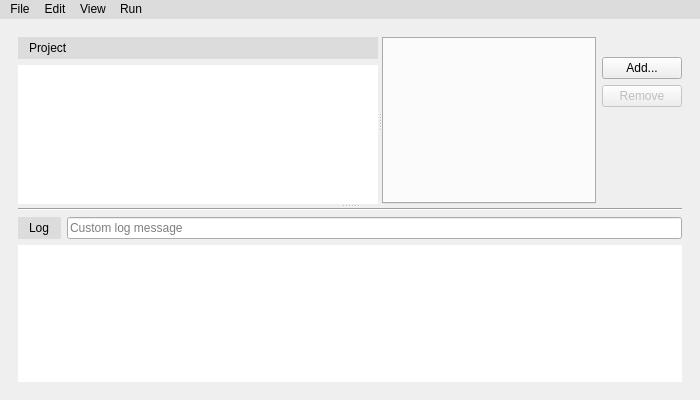
OSUDSL/pydre, file gui/ui_files/mainwindow.ui: the form before one commit.
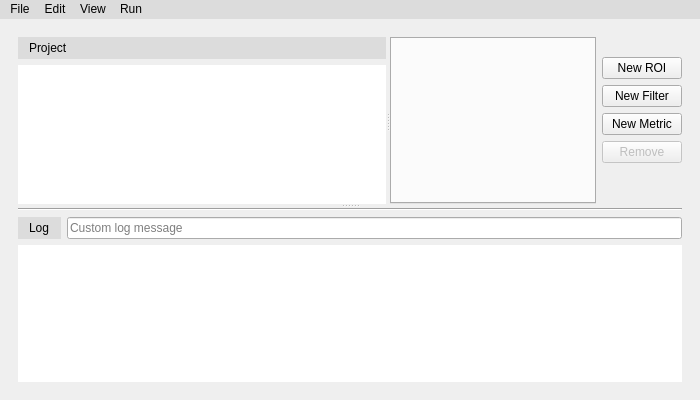
The form after the commit. Icons and pictures are not drawn.

Commit message: Removed CSS border feature and put it in the UI file

Diff of the .ui file:
```diff
--- a/gui/ui_files/mainwindow.ui
+++ b/gui/ui_files/mainwindow.ui
@@ -245,7 +245,7 @@
                 <enum>Qt::TabFocus</enum>
                </property>
                <property name="styleSheet">
-                <string notr="true"/>
+                <string notr="true">border: none;</string>
                </property>
                <property name="tabShape">
                 <enum>QTabWidget::Rounded</enum>
@@ -279,7 +279,21 @@
                   <string notr="true"/>
                  </property>
                  <property name="text">
-                  <string>Add...</string>
+                  <string>New ROI</string>
+                 </property>
+                </widget>
+               </item>
+               <item>
+                <widget class="QPushButton" name="new_filter_btn">
+                 <property name="text">
+                  <string>New Filter</string>
+                 </property>
+                </widget>
+               </item>
+               <item>
+                <widget class="QPushButton" name="new_metric_btn">
+                 <property name="text">
+                  <string>New Metric</string>
                  </property>
                 </widget>
                </item>
```
Left out of the diff: 2 changed lines with no effect on the pictures. The commit also changes 1 other file.
